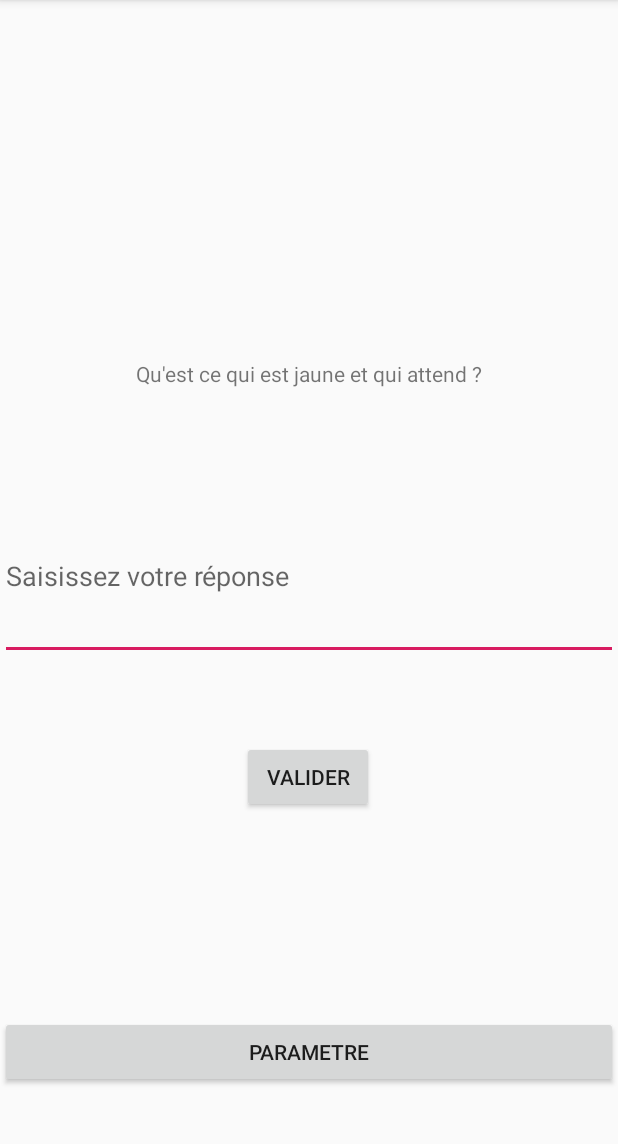
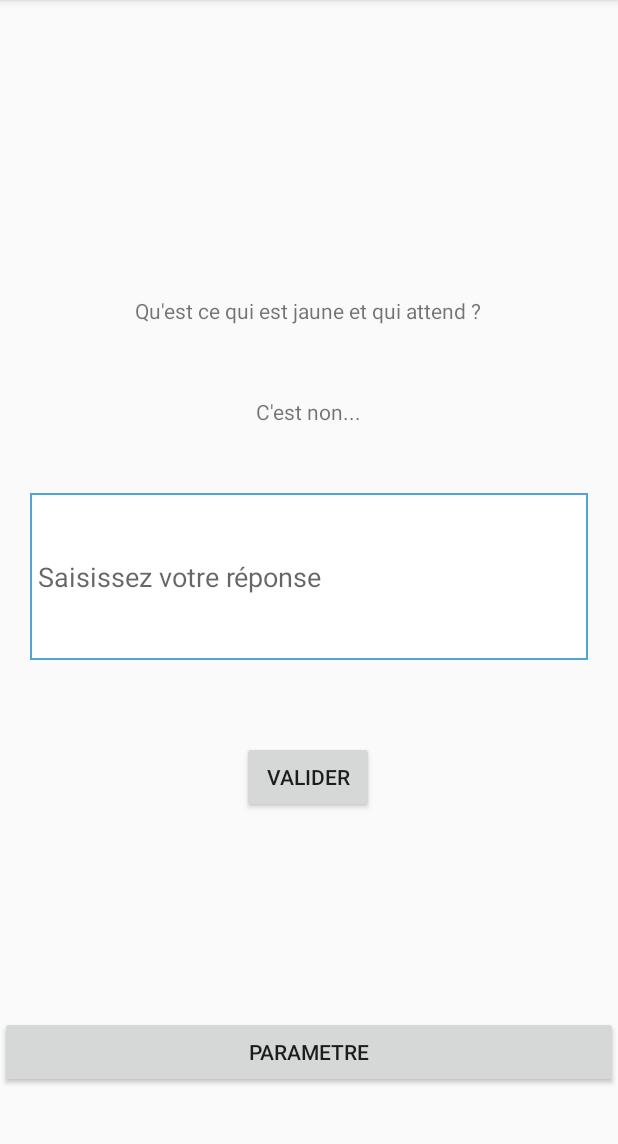
Before and after one commit to Dylage/EnigmaGame, an Android app: the screen it shows after launch (MainActivity), after a tap on "VALIDER", on a phone screen of 412 x 824 dp, the part 84-1228 px from its top. Run offline under Robolectric (Android 15) with nearby library versions, the phone set to English and light mode, and no system bars.

Commit message:
Message d'erreur à part + cadre autour de la zone de réponse

```diff
--- a/app/src/main/java/fr/unilim/iut/enigmagame/MainActivity.java
+++ b/app/src/main/java/fr/unilim/iut/enigmagame/MainActivity.java
@@ -14,6 +14,7 @@ import java.util.ArrayList;
 public class MainActivity extends AppCompatActivity {
     private Button bouton;
     private TextView question;
+    private TextView msg;
     private EditText saisie;
     private Button boutonParametre;
     private Parametre param;
@@ -28,6 +29,7 @@ public class MainActivity extends AppCompatActivity {
 
         bouton = (Button) findViewById(R.id.bouton);
         question = (TextView) findViewById(R.id.question);
+        msg = (TextView) findViewById(R.id.msg);
         saisie = (EditText) findViewById(R.id.saisie);
 
 
@@ -40,16 +42,18 @@ public class MainActivity extends AppCompatActivity {
         this.enigmeActuelle = db.getRandomEnigme();
 
         this.question.setText(this.enigmeActuelle.getEnigme());
+        this.msg.setText("");
         this.saisie.setHint("Saisissez votre réponse");
 
         bouton.setOnClickListener(new View.OnClickListener(){
             public void onClick(View v){
                 db.open();
                 if (enigmeActuelle.getReponse().equals(saisie.getText().toString())){
-                    question.setText("BRAVO !" + "\n" +
+                    msg.setText("BRAVO !" + "\n" +
                             "Essais " +  db.getNbEssaisEnigme(enigmeActuelle.getId()) + "...");
                     db.close();
                 }else{
+                    msg.setText("C'est non...");
                     db.nouvelEssai(enigmeActuelle.getId());
                     db.close();
                 }
--- /dev/null
+++ b/app/src/main/res/drawable/back.xml
@@ -0,0 +1,4 @@
+<shape xmlns:android="http://schemas.android.com/apk/res/android" android:shape="rectangle" >
+    <solid android:color="@android:color/white" />
+    <stroke android:width="1dip" android:color="#4fa5d5"/>
+</shape>
--- a/app/src/main/res/layout/activity_main.xml
+++ b/app/src/main/res/layout/activity_main.xml
@@ -10,12 +10,23 @@
         android:id="@+id/question"
         android:layout_width="wrap_content"
         android:layout_height="wrap_content"
-        android:text="Qu'est ce qui est jaune et qui attend ?"
+        android:text="Ici se trouve la question posée"
         app:layout_constraintBottom_toBottomOf="parent"
+        app:layout_constraintHorizontal_bias="0.497"
         app:layout_constraintLeft_toLeftOf="parent"
         app:layout_constraintRight_toRightOf="parent"
         app:layout_constraintTop_toTopOf="parent"
-        app:layout_constraintVertical_bias="0.32" />
+        app:layout_constraintVertical_bias="0.264" />
+
+    <TextView
+        android:id="@+id/msg"
+        android:layout_width="wrap_content"
+        android:layout_height="wrap_content"
+        android:layout_marginTop="48dp"
+        android:text="Message d'information"
+        app:layout_constraintLeft_toLeftOf="parent"
+        app:layout_constraintRight_toRightOf="parent"
+        app:layout_constraintTop_toBottomOf="@+id/question" />
 
     <EditText
         android:id="@+id/saisie"
@@ -26,6 +37,9 @@
         app:layout_constraintLeft_toLeftOf="parent"
         app:layout_constraintRight_toRightOf="parent"
         app:layout_constraintTop_toTopOf="parent"
+        android:layout_margin="20dp"
+        android:padding="5dp"
+        android:background="@drawable/back"
         tools:layout_editor_absoluteY="281dp" />
 
     <Button
```
